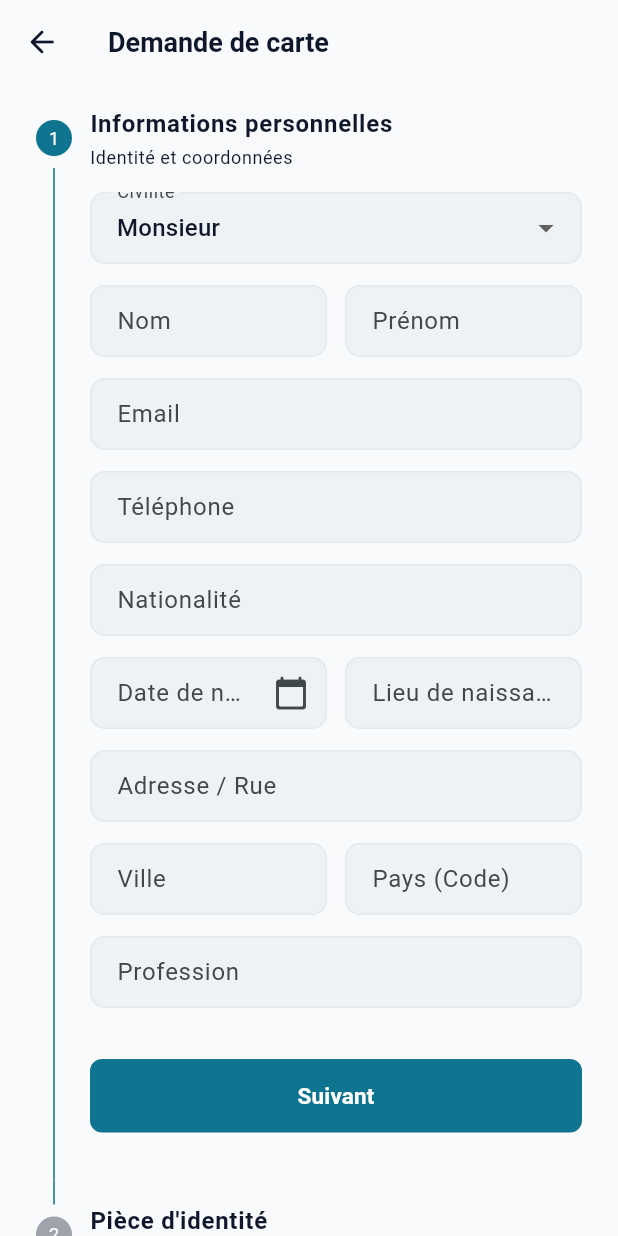
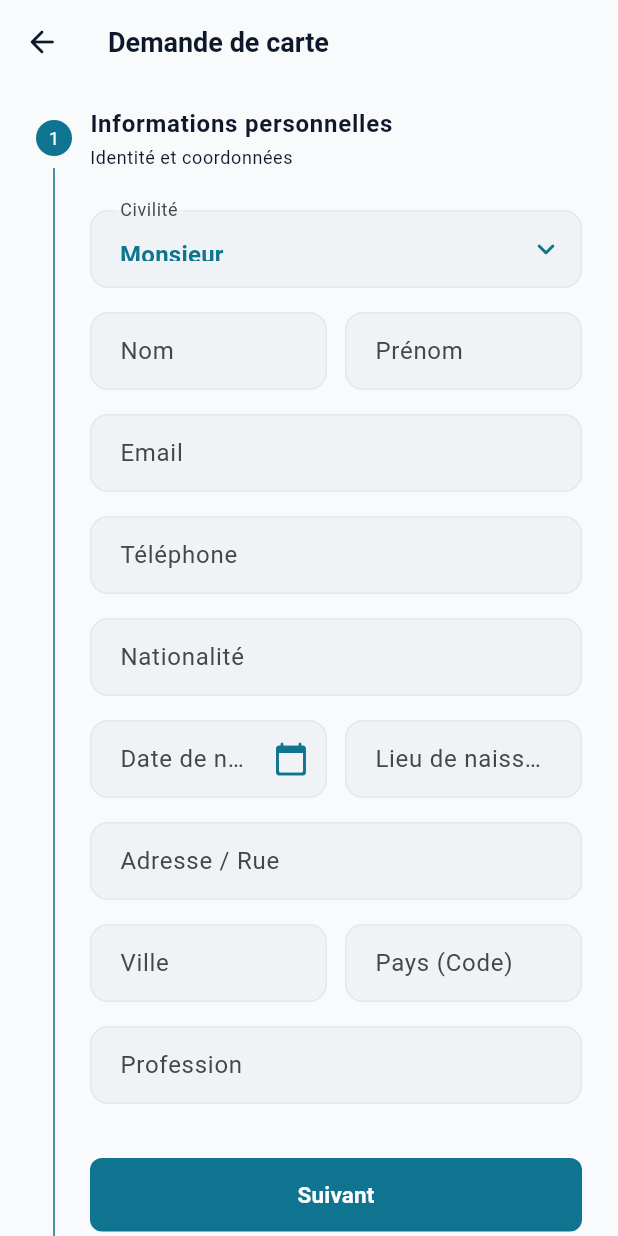
Before and after one commit to Cresus98/frikpay, a Flutter app: the AddCardStepperPage screen opened by its route, on a phone screen of 412 x 824 dp. Run offline on Flutter 3.47's test engine with Material 3 defaults, Android fonts, the phone set to English and light mode, and no system bars; our stand-ins replace cached_network_image, dio, flutter_riverpod, flutter_spinkit, flutter_svg, fluttertoast and 9 more; missing offline and left inert: flutter_windowmanager_v2; accounts and stored records are empty.

Commit message:
UI: Amélioration Premium de la Civilité et des champs (ombrages, arrondis, espacements)

```diff
--- a/lib/views/pages/home/card_pages/add_card_stepper.dart
+++ b/lib/views/pages/home/card_pages/add_card_stepper.dart
@@ -310,6 +310,7 @@
         key: _step1Key,
         child: Column(
           children: [
+            const SizedBox(height: 12),
             _dropdownField(
               label: 'Civilité',
               value: _selectedCivility,
@@ -364,6 +365,7 @@
         child: Column(
           crossAxisAlignment: CrossAxisAlignment.start,
           children: [
+            const SizedBox(height: 12),
             _dropdownField(
               label: 'Type de pièce',
               value: _selectedTypePiece,
@@ -434,8 +436,9 @@
     TextInputType type = TextInputType.text,
     String? prefixText,
   }) {
+    final scheme = Theme.of(context).colorScheme;
     return Padding(
-      padding: const EdgeInsets.only(bottom: 14),
+      padding: const EdgeInsets.only(bottom: 16),
       child: TextFormField(
         controller: ctrl,
         keyboardType: type,
@@ -445,8 +448,18 @@
           hintText: hint,
           prefixText: prefixText,
           prefixStyle: const TextStyle(fontWeight: FontWeight.w600, fontSize: 16),
-          border: OutlineInputBorder(borderRadius: BorderRadius.circular(_radiusSm)),
-          contentPadding: const EdgeInsets.symmetric(horizontal: 14, vertical: 12),
+          filled: true,
+          fillColor: scheme.surfaceContainerHighest.withOpacity(0.3),
+          border: OutlineInputBorder(borderRadius: BorderRadius.circular(_radiusMd)),
+          enabledBorder: OutlineInputBorder(
+            borderRadius: BorderRadius.circular(_radiusMd),
+            borderSide: BorderSide(color: scheme.outlineVariant),
+          ),
+          focusedBorder: OutlineInputBorder(
+            borderRadius: BorderRadius.circular(_radiusMd),
+            borderSide: BorderSide(color: scheme.primary, width: 1.5),
+          ),
+          contentPadding: const EdgeInsets.symmetric(horizontal: 16, vertical: 14),
         ),
         validator: (v) {
           if (required && (v == null || v.trim().isEmpty)) {
@@ -465,8 +478,9 @@
   }
 
   Widget _datePicker(String label, TextEditingController ctrl, {bool required = false}) {
+    final scheme = Theme.of(context).colorScheme;
     return Padding(
-      padding: const EdgeInsets.only(bottom: 14),
+      padding: const EdgeInsets.only(bottom: 16),
       child: TextFormField(
         controller: ctrl,
         readOnly: true,
@@ -474,9 +488,19 @@
         decoration: InputDecoration(
           labelText: label,
           hintText: 'AAAA-MM-JJ',
-          suffixIcon: const Icon(Icons.calendar_today_rounded),
-          border: OutlineInputBorder(borderRadius: BorderRadius.circular(_radiusSm)),
-          contentPadding: const EdgeInsets.symmetric(horizontal: 14, vertical: 12),
+          suffixIcon: Icon(Icons.calendar_today_rounded, color: scheme.primary),
+          filled: true,
+          fillColor: scheme.surfaceContainerHighest.withOpacity(0.3),
+          border: OutlineInputBorder(borderRadius: BorderRadius.circular(_radiusMd)),
+          enabledBorder: OutlineInputBorder(
+            borderRadius: BorderRadius.circular(_radiusMd),
+            borderSide: BorderSide(color: scheme.outlineVariant),
+          ),
+          focusedBorder: OutlineInputBorder(
+            borderRadius: BorderRadius.circular(_radiusMd),
+            borderSide: BorderSide(color: scheme.primary, width: 1.5),
+          ),
+          contentPadding: const EdgeInsets.symmetric(horizontal: 16, vertical: 14),
         ),
         validator: required
             ? (v) => (v == null || v.trim().isEmpty) ? 'Champ requis' : null
@@ -491,18 +515,47 @@
     required List<String> items,
     required void Function(String?) onChanged,
   }) {
+    final scheme = Theme.of(context).colorScheme;
     return Padding(
-      padding: const EdgeInsets.only(bottom: 14),
+      padding: const EdgeInsets.only(bottom: 16),
       child: DropdownButtonFormField<String>(
         value: value,
+        icon: Icon(Icons.keyboard_arrow_down_rounded, color: scheme.primary),
+        elevation: 8,
+        borderRadius: BorderRadius.circular(16),
+        dropdownColor: scheme.surface,
         decoration: InputDecoration(
           labelText: label,
-          border: OutlineInputBorder(borderRadius: BorderRadius.circular(_radiusSm)),
-          contentPadding: const EdgeInsets.symmetric(horizontal: 14, vertical: 12),
+          filled: true,
+          fillColor: scheme.surfaceContainerHighest.withOpacity(0.3),
+          border: OutlineInputBorder(borderRadius: BorderRadius.circular(_radiusMd)),
+          enabledBorder: OutlineInputBorder(
+            borderRadius: BorderRadius.circular(_radiusMd),
+            borderSide: BorderSide(color: scheme.outlineVariant),
+          ),
+          focusedBorder: OutlineInputBorder(
+            borderRadius: BorderRadius.circular(_radiusMd),
+            borderSide: BorderSide(color: scheme.primary, width: 1.5),
+          ),
+          contentPadding: const EdgeInsets.symmetric(horizontal: 16, vertical: 14),
         ),
-        items: items
-            .map((e) => DropdownMenuItem(value: e, child: Text(e, overflow: TextOverflow.ellipsis)))
-            .toList(),
+        items: items.map((e) {
+          final isSelected = e == value;
+          return DropdownMenuItem(
+            value: e,
+            child: Padding(
+              padding: const EdgeInsets.symmetric(vertical: 4),
+              child: Text(
+                e,
+                style: TextStyle(
+                  fontWeight: isSelected ? FontWeight.bold : FontWeight.normal,
+                  color: isSelected ? scheme.primary : scheme.onSurface,
+                ),
+                overflow: TextOverflow.ellipsis,
+              ),
+            ),
+          );
+        }).toList(),
         onChanged: onChanged,
       ),
     );
```
